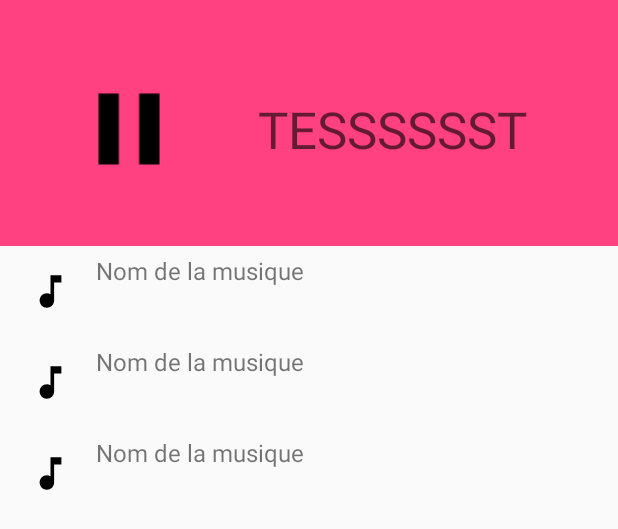
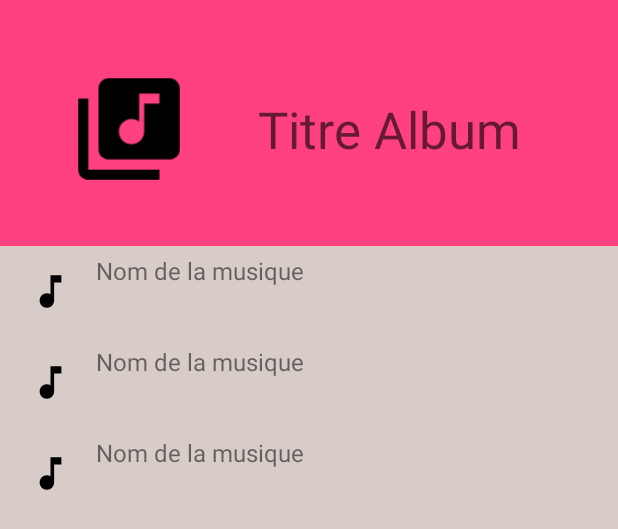
Before and after one commit to LaureenMartina/DeezingMusic, an Android app: the layout track_fragment.xml on its own in the app's theme, with its tools: preview values and no code run, on a phone screen of 412 x 824 dp. Shown: the top 529 px of the screen. Run offline under Robolectric (Android 15) with nearby library versions, the phone set to English and light mode, and no system bars.

```diff
--- a/app/src/main/res/layout/track_fragment.xml
+++ b/app/src/main/res/layout/track_fragment.xml
@@ -22,7 +22,8 @@
         app:showPaths="false"
         android:layout_height="match_parent"
         app:layoutDescription="@xml/motion_scene"
-        android:id="@+id/motion_trackAlbums">
+        android:id="@+id/motion_trackAlbums"
+        android:background="#d7ccc8">
 
     <View
             android:id="@+id/backgroundTrackAlbum"
@@ -46,11 +47,11 @@
             app:layout_constraintStart_toStartOf="parent"
             android:layout_marginStart="16dp"
             app:layout_constraintDimensionRatio="h,1:1"
-            app:srcCompat="@drawable/ic_pause_foreground"/>
+            app:srcCompat="@drawable/ic_album_foreground"/>
 
     <TextView
             android:id="@+id/titleTrackAlbum"
-            android:text="TESSSSSST"
+            android:text="Titre Album"
             android:layout_width="0dp"
             android:layout_height="wrap_content"
             app:layout_constraintStart_toEndOf="@+id/imgTrackAlbum"
--- a/app/src/main/res/navigation/nav_graph.xml
+++ b/app/src/main/res/navigation/nav_graph.xml
@@ -19,7 +19,8 @@
         </fragment>
     <fragment android:id="@+id/trackFragment" android:name="com.example.lays.deezingmusic.track.TrackFragment"
               android:label="TrackFragment">
-        <argument android:name="trackId" app:argType="integer"/>
+        <!--<argument android:name="trackId" app:argType="integer"/>-->
+        <argument android:name="albumData" app:argType="string"/>
     </fragment>
 
 </navigation>
--- a/app/src/main/res/values/colors.xml
+++ b/app/src/main/res/values/colors.xml
@@ -1,6 +1,6 @@
 <?xml version="1.0" encoding="utf-8"?>
 <resources>
-    <color name="colorPrimary">#3F51B5</color>
+    <color name="colorPrimary">#e0f2f1</color>
     <color name="colorPrimaryDark">#303F9F</color>
     <color name="colorAccent">#FF4081</color>
 </resources>
--- a/app/src/main/res/values/styles.xml
+++ b/app/src/main/res/values/styles.xml
@@ -1,7 +1,7 @@
 <resources>
 
     <!-- Base application theme. -->
-    <style name="AppTheme" parent="Theme.AppCompat.Light.DarkActionBar">
+    <style name="AppTheme" parent="Theme.AppCompat.DayNight">
         <!-- Customize your theme here. -->
         <item name="colorPrimary">@color/colorPrimary</item>
         <item name="colorPrimaryDark">@color/colorPrimaryDark</item>
```
Also changed, not shown: app/src/main/java/com/example/lays/deezingmusic/album/AlbumFragment.kt (+7 -1 lines), app/src/main/java/com/example/lays/deezingmusic/track/TrackFragment.kt (+52 -2 lines).
